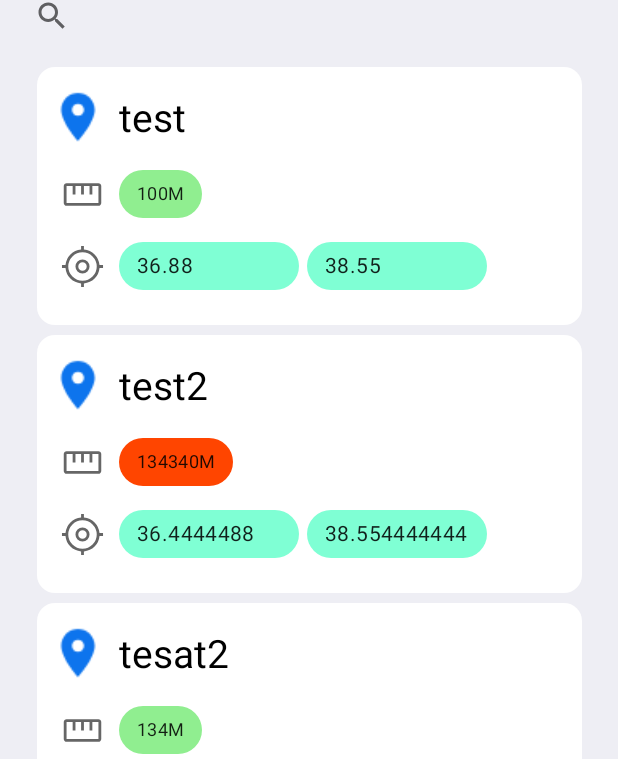
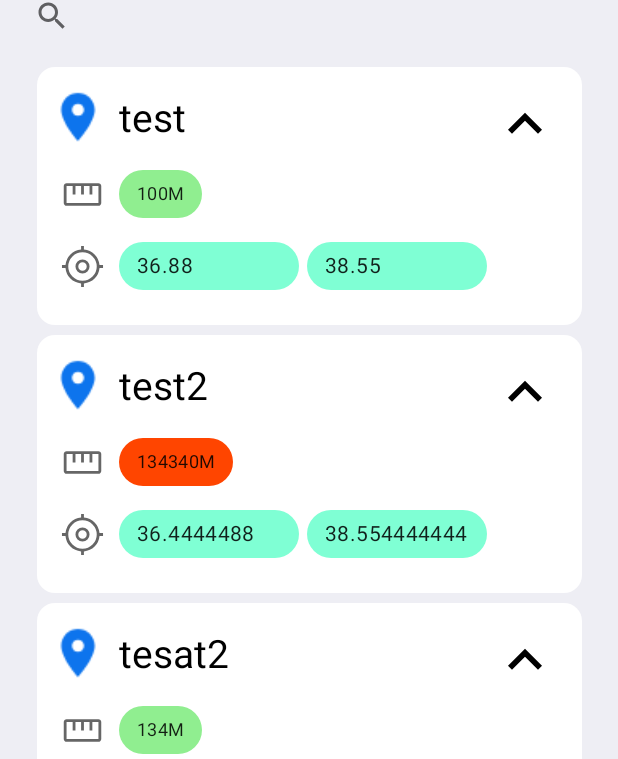
Before and after one commit to ZivSi/LocationAlarm, an Android app: the screen it shows after launch (MainActivity), on a phone screen of 412 x 824 dp. Shown: the part 120-879 px from the top of the screen. Run offline under Robolectric (Android 15) with nearby library versions, the phone set to English and light mode, and no system bars; network calls fail.

Commit message:
remove popup menu and addedd arrow for the cards

```diff
--- a/app/src/main/java/com/example/locationalarm/RecyclerAdapter.java
+++ b/app/src/main/java/com/example/locationalarm/RecyclerAdapter.java
@@ -101,9 +101,7 @@ public class RecyclerAdapter extends RecyclerView.Adapter<RecyclerAdapter.ViewHo
         holder.constLayout.setOnClickListener(new View.OnClickListener() {
             @Override
             public void onClick(View view) {
-                PopupForCard popup = new PopupForCard();
-                // show a popup menu and give it the item selected
-                dataArray = popup.showPopup(view, context, dataArray, holder.getAdapterPosition());
+                // todo: add arrow that on click turns around and expands the recyclerview
             }
             });
     }
--- /dev/null
+++ b/app/src/main/res/drawable/ic_baseline_keyboard_arrow_up_24.xml
@@ -0,0 +1,5 @@
+<vector android:height="45dp" android:tint="#000000"
+    android:viewportHeight="24" android:viewportWidth="24"
+    android:width="45dp" xmlns:android="http://schemas.android.com/apk/res/android">
+    <path android:fillColor="@android:color/white" android:pathData="M7.41,15.41L12,10.83l4.59,4.58L18,14l-6,-6 -6,6z"/>
+</vector>
--- a/app/src/main/res/layout/saved_location_item.xml
+++ b/app/src/main/res/layout/saved_location_item.xml
@@ -38,6 +38,13 @@
             android:textColor="@color/black"
             android:textSize="26sp"
             app:layout_constraintStart_toEndOf="@+id/locationImageView"
+            app:layout_constraintTop_toTopOf="parent" />
+
+        <ImageView
+            android:layout_width="wrap_content"
+            android:layout_height="wrap_content"
+            android:src="@drawable/ic_baseline_keyboard_arrow_up_24"
+            app:layout_constraintEnd_toEndOf="parent"
             app:layout_constraintTop_toTopOf="parent" />
 
         <ImageView
```
Also changed, not shown: app/src/main/java/com/example/locationalarm/PopupForCard.java (deleted, +0 -53 lines).
